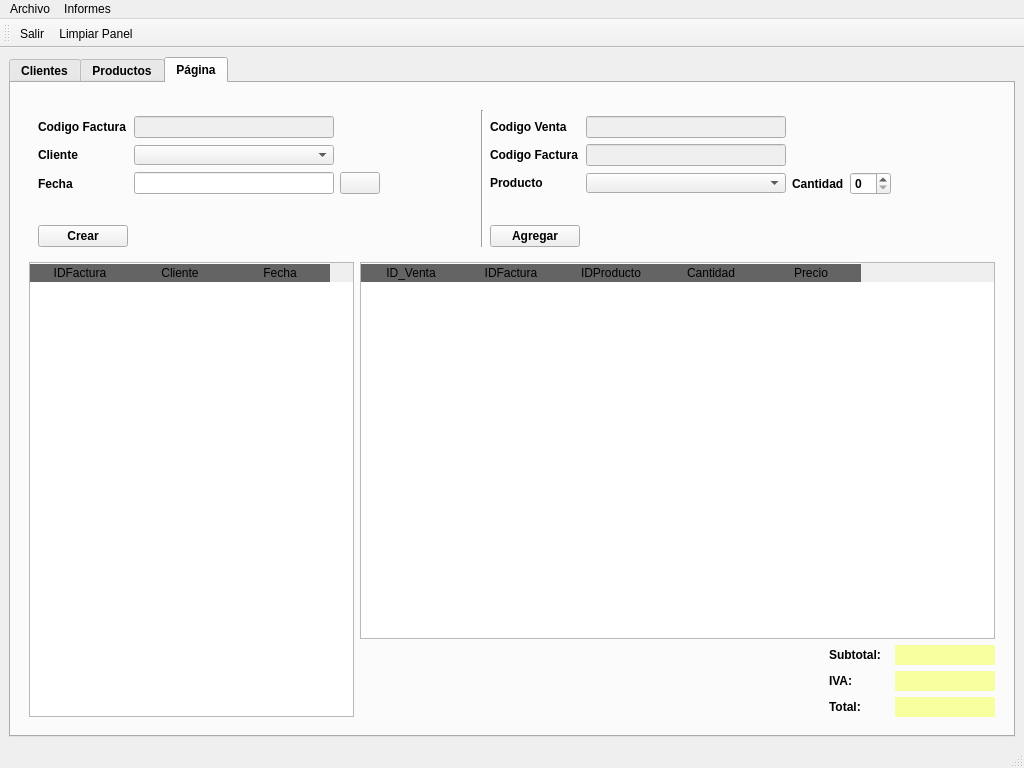
Before: the Qt Designer form templates/mainWindow.ui in Sierrowsky/SierraPerezR, drawn with Qt 5.
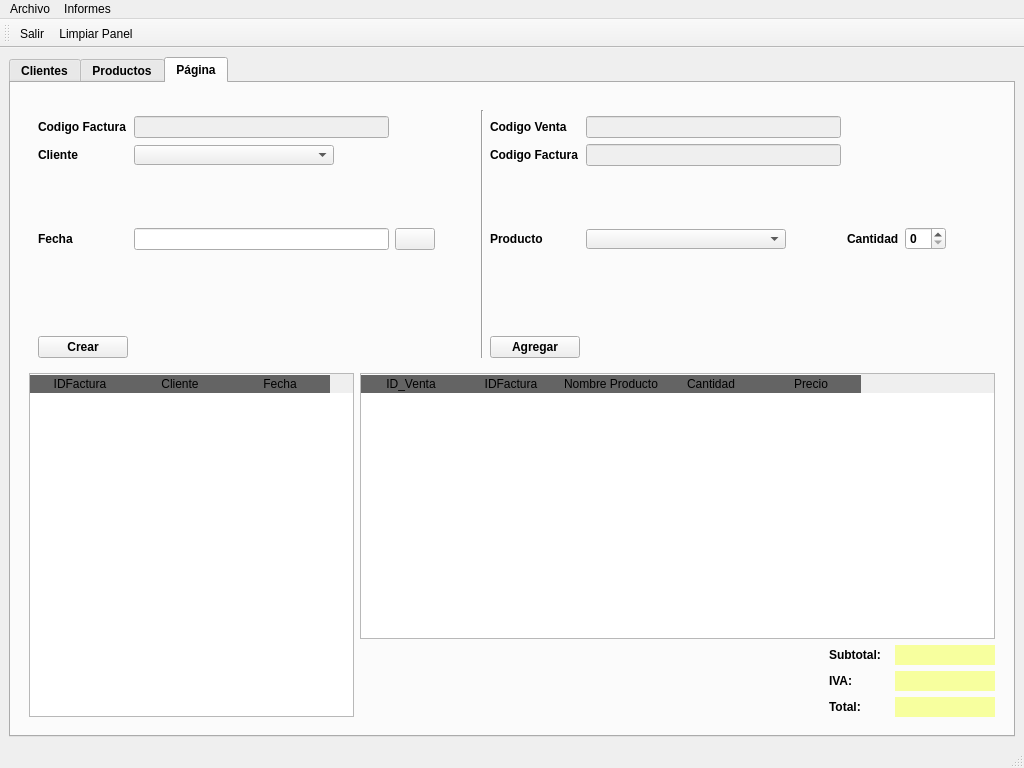
After: the same form once the commit is applied. The open tabs and pages were chosen to show the change. Icons and pictures are not drawn.

The edit to the form file:
```diff
--- a/templates/mainWindow.ui
+++ b/templates/mainWindow.ui
@@ -1277,7 +1277,7 @@
              </column>
              <column>
               <property name="text">
-               <string>IDProducto</string>
+               <string>Nombre Producto</string>
               </property>
              </column>
              <column>
@@ -1371,9 +1371,6 @@
               </item>
               <item row="3" column="11">
                <spacer name="horizontalSpacer_20">
-                <property name="orientation">
-                 <enum>Qt::Horizontal</enum>
-                </property>
                 <property name="sizeHint" stdset="0">
                  <size>
                   <width>40</width>
@@ -1489,9 +1486,6 @@
               </item>
               <item row="3" column="3">
                <spacer name="horizontalSpacer_21">
-                <property name="orientation">
-                 <enum>Qt::Horizontal</enum>
-                </property>
                 <property name="sizeHint" stdset="0">
                  <size>
                   <width>40</width>
```
Left out of the diff: 23 changed lines with no effect on the pictures.
